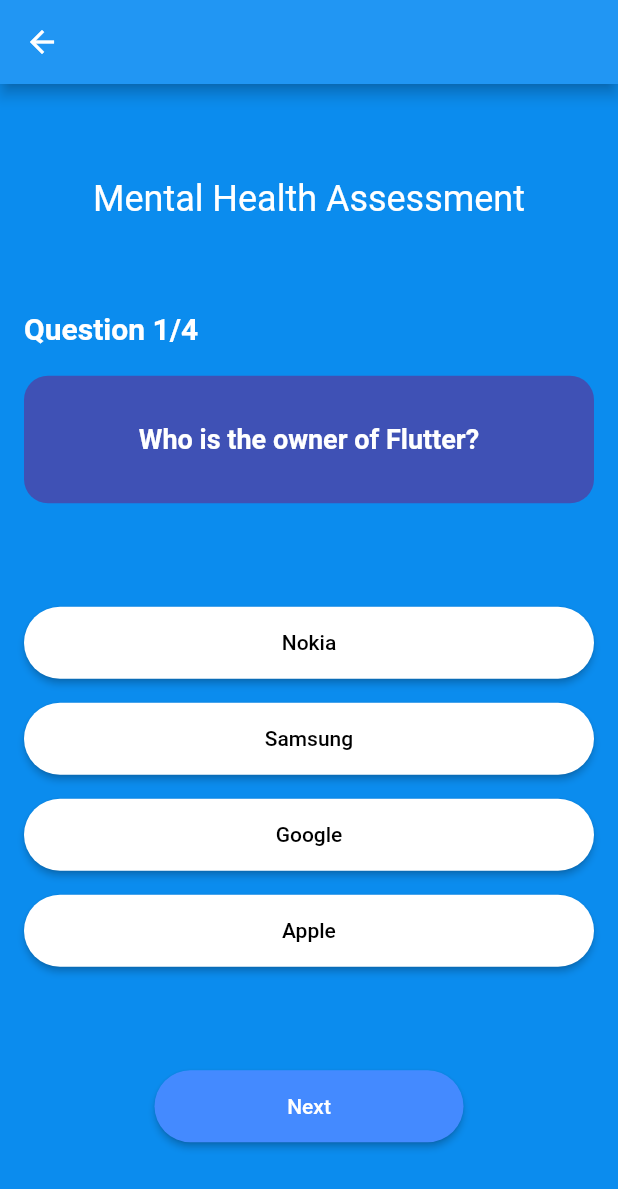
After one commit to Hemant-Lohar/counselling-cell-app, a Flutter app: the QuizScreen screen opened directly, on a phone screen of 412 x 824 dp. The commit adds this screen. Shown: the top 1189 px of the screen. Run offline on Flutter 3.47's test engine with Material 2 defaults, Android fonts, the light colour scheme and no system bars; our stand-ins replace cloud_firestore, firebase_auth, firebase_core, firebase_messaging, fluttertoast, form_field_validator and 3 more; missing offline and left inert: dart:html, jitsi_meet_wrapper; accounts and stored records are empty; network calls fail.

Commit message:
Demo quiz added.

```diff
--- a/lib/main.dart
+++ b/lib/main.dart
@@ -51,7 +51,7 @@
           builder: (context, snapshot){
             if (snapshot.hasData){
 
-              return const CounsellorPage();
+              return const UserPage();
             } else {
               return const LoginPage();
             }
--- a/lib/screens/login/loginPage.dart
+++ b/lib/screens/login/loginPage.dart
@@ -226,6 +226,6 @@
   try {
     await FirebaseAuth.instance.signOut();
   } on FirebaseAuthException catch (e) {
-    print(e);
+    log(e.toString());
   }
 }
--- a/lib/screens/login/registerPage.dart
+++ b/lib/screens/login/registerPage.dart
@@ -1,3 +1,5 @@
+import 'dart:developer';
+
 import 'package:cloud_firestore/cloud_firestore.dart';
 import 'package:counselling_cell_application/screens/login/userModal.dart';
 import 'package:firebase_auth/firebase_auth.dart';
@@ -345,7 +347,9 @@
                       mobile: int.parse(modal.usermobile),
                       uclass: modal.userclass,
                       department: modal.userdepartment,
-                      division: modal.userdivision);
+                      division: modal.userdivision,
+                      assessment: true
+                  );
 
                   await signUp(
                           _useremailController.text, _passwordController.text)
@@ -388,6 +392,7 @@
   final String uclass;
   final String division;
   final String department;
+  final bool assessment;
 
   MyUser({
     this.id = '',
@@ -398,6 +403,7 @@
     required this.uclass,
     required this.department,
     required this.division,
+    required this.assessment
   });
 
   Map<String, dynamic> toJson() => {
@@ -408,7 +414,8 @@
         'mobile': mobile,
         'class': uclass,
         'department': department,
-        'division': division
+        'division': division,
+        'assessment': assessment
       };
 }
 
@@ -422,7 +429,7 @@
       password: password,
     );
   } on FirebaseAuthException catch (e) {
-    print(e);
+    log(e.toString());
   }
 }
 
--- a/lib/screens/login/userModal.dart
+++ b/lib/screens/login/userModal.dart
@@ -10,7 +10,7 @@
   String userage = "";
   String usermobile = "";
   String usergender ="";
-
+  bool assessment=true;
 
   int activeIndex = 0;
   int totalIndex = 3;
--- /dev/null
+++ b/lib/screens/user/question_model.dart
@@ -0,0 +1,58 @@
+class Question {
+  final String questionText;
+  final List<Answer> answersList;
+
+  Question(this.questionText, this.answersList);
+}
+
+class Answer {
+  final String answerText;
+  final int score;
+
+  Answer(this.answerText, this.score);
+}
+
+List<Question> getQuestions() {
+  List<Question> list = [];
+  //ADD questions and answer here
+
+  list.add(Question(
+    "Who is the owner of Flutter?",
+    [
+      Answer("Nokia", 1),
+      Answer("Samsung", 2),
+      Answer("Google", 3),
+      Answer("Apple", 4),
+    ],
+  ));
+
+  list.add(Question(
+    "Who owns Iphone?",
+    [
+      Answer("Apple", 1),
+      Answer("Microsoft", 2),
+      Answer("Google", 3),
+      Answer("Nokia", 4),
+    ],
+  ));
+
+  list.add(Question(
+    "Youtube is _________  platform?",
+    [
+      Answer("Music Sharing", 1),
+      Answer("Video Sharing", 2),
+      Answer("Live Streaming", 3),
+      Answer("All of the above", 4),
+    ],
+  ));
+
+  list.add(Question(
+    "Flutter user dart as a language?",
+    [
+      Answer("True", 1),
+      Answer("False", 2),
+    ],
+  ));
+
+  return list;
+}
--- /dev/null
+++ b/lib/screens/user/quiz_screen.dart
@@ -0,0 +1,198 @@
+import 'package:cloud_firestore/cloud_firestore.dart';
+import 'package:firebase_auth/firebase_auth.dart';
+import 'package:flutter/material.dart';
+import 'question_model.dart';
+import 'userPage.dart';
+
+class QuizScreen extends StatefulWidget {
+  const QuizScreen({Key? key}) : super(key: key);
+
+  @override
+  State<QuizScreen> createState() => _QuizScreenState();
+}
+
+class _QuizScreenState extends State<QuizScreen> {
+  //define the data
+  final username = FirebaseAuth.instance.currentUser!.email!;
+  List<Question> questionList = getQuestions();
+  int currentQuestionIndex = 0;
+  int score = 0;
+  Answer? selectedAnswer;
+
+  @override
+  Widget build(BuildContext context) {
+    return Scaffold(
+      appBar: AppBar(
+        leading: BackButton(onPressed: (){
+          Navigator.pushAndRemoveUntil(
+              context,
+              MaterialPageRoute(builder: (BuildContext context) => const UserPage()),
+              ModalRoute.withName('/') // Replace this with your root screen's route name (usually '/')
+          );
+        }),
+      ),
+      backgroundColor: const Color.fromARGB(255, 11, 140, 238),
+      body: Container(
+        margin: const EdgeInsets.symmetric(horizontal: 16, vertical: 32),
+        child:
+        Column(mainAxisAlignment: MainAxisAlignment.spaceAround, children: [
+          const Text(
+            "Mental Health Assessment",
+            style: TextStyle(
+              color: Colors.white,
+              fontSize: 24,
+            ),
+          ),
+          _questionWidget(),
+          _answerList(),
+          _nextButton(),
+        ]),
+      ),
+    );
+  }
+
+  _questionWidget() {
+    return Column(
+      crossAxisAlignment: CrossAxisAlignment.start,
+      mainAxisAlignment: MainAxisAlignment.center,
+      children: [
+        Text(
+          "Question ${currentQuestionIndex + 1}/${questionList.length.toString()}",
+          style: const TextStyle(
+            color: Colors.white,
+            fontSize: 20,
+            fontWeight: FontWeight.w600,
+          ),
+        ),
+        const SizedBox(height: 20),
+        Container(
+          alignment: Alignment.center,
+          width: double.infinity,
+          padding: const EdgeInsets.all(32),
+          decoration: BoxDecoration(
+            color: Colors.indigo,
+            borderRadius: BorderRadius.circular(16),
+          ),
+          child: Text(
+            questionList[currentQuestionIndex].questionText,
+            style: const TextStyle(
+              color: Colors.white,
+              fontSize: 18,
+              fontWeight: FontWeight.w600,
+            ),
+          ),
+        )
+      ],
+    );
+  }
+
+  _answerList() {
+    return Column(
+      children: questionList[currentQuestionIndex]
+          .answersList
+          .map(
+            (e) => _answerButton(e),
+      )
+          .toList(),
+    );
+  }
+
+  Widget _answerButton(Answer answer) {
+    bool isSelected = answer == selectedAnswer;
+
+    return Container(
+      width: double.infinity,
+      margin: const EdgeInsets.symmetric(vertical: 8),
+      height: 48,
+      child: ElevatedButton(
+        style: ElevatedButton.styleFrom(
+          shape: const StadiumBorder(),
+          primary: isSelected ? Colors.orangeAccent : Colors.white,
+          onPrimary: isSelected ? Colors.white : Colors.black,
+        ),
+        onPressed: () {
+          if (selectedAnswer == null) {
+            score+=answer.score;
+            setState(() {
+              selectedAnswer = answer;
+            });
+          }
+        },
+        child: Text(answer.answerText),
+      ),
+    );
+  }
+
+  _nextButton() {
+    bool isLastQuestion = false;
+    if (currentQuestionIndex == questionList.length - 1) {
+      isLastQuestion = true;
+    }
+
+    return SizedBox(
+      width: MediaQuery.of(context).size.width * 0.5,
+      height: 48,
+      child: ElevatedButton(
+        style: ElevatedButton.styleFrom(
+          shape: const StadiumBorder(),
+          primary: Colors.blueAccent,
+          onPrimary: Colors.white,
+        ),
+        onPressed: () {
+          if (isLastQuestion) {
+            //display score
+
+            showDialog(context: context, builder: (_) => _showScoreDialog());
+          } else {
+            //next question
+            setState(() {
+              selectedAnswer = null;
+              currentQuestionIndex++;
+            });
+          }
+        },
+        child: Text(isLastQuestion ? "Submit" : "Next"),
+      ),
+    );
+  }
+
+  _showScoreDialog() {
+
+
+    return AlertDialog(
+      title: Text(
+        score.toString(),
+        style: const TextStyle(color:  Colors.green, fontWeight: FontWeight.bold),
+      ),
+      actions: <Widget>[
+        TextButton(
+          onPressed: (){
+            FirebaseFirestore.instance
+                .collection("users")
+                .doc(username)
+                .update({"assessment": false});
+            FirebaseFirestore.instance
+                .collection("users")
+                .doc(username).update({"score":score});
+            Navigator.pushAndRemoveUntil(
+                context,
+                MaterialPageRoute(builder: (BuildContext context) => const UserPage()),
+                ModalRoute.withName('/') // Replace this with your root screen's route name (usually '/')
+            );
+          },
+          child: const Text('Home'),
+        ),
+        TextButton(
+          onPressed: (){
+            Navigator.pushAndRemoveUntil(
+                context,
+                MaterialPageRoute(builder: (BuildContext context) => const QuizScreen()),
+                ModalRoute.withName('/') // Replace this with your root screen's route name (usually '/')
+            );
+          },
+          child: const Text('Restart'),
+        ),
+      ],
+    );
+  }
+}
--- a/pubspec.yaml
+++ b/pubspec.yaml
@@ -45,6 +45,7 @@
   firebase_messaging:
   jitsi_meet_wrapper:
   html:
+  get:
 dev_dependencies:
   flutter_test:
     sdk: flutter
```
Also changed, not shown: lib/screens/counsellor/addUser.dart (+5 -11 lines), lib/screens/user/assesmentPage.dart (+4 -4 lines), lib/screens/user/userPage.dart (+28 -36 lines), pubspec.lock.
